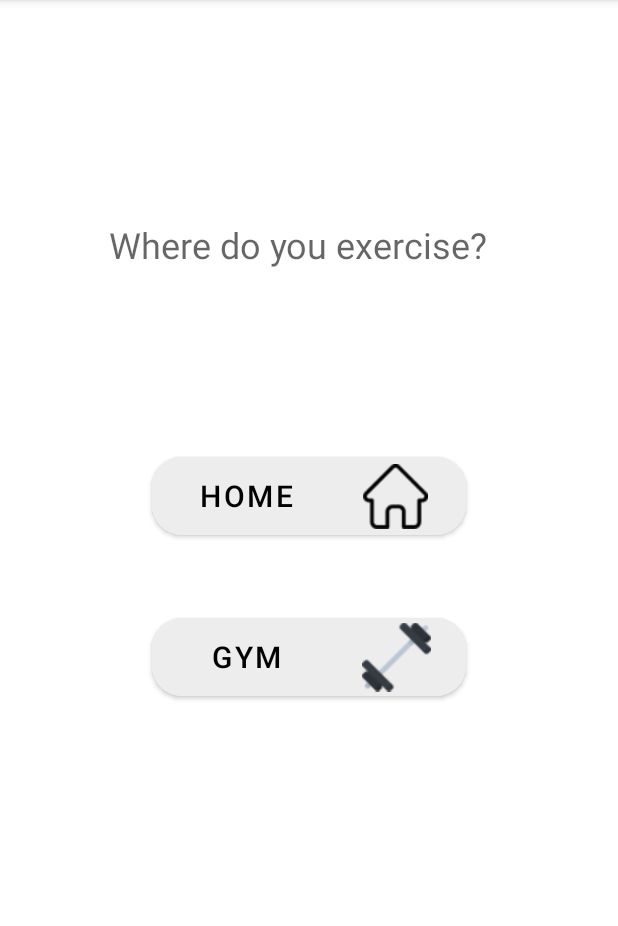
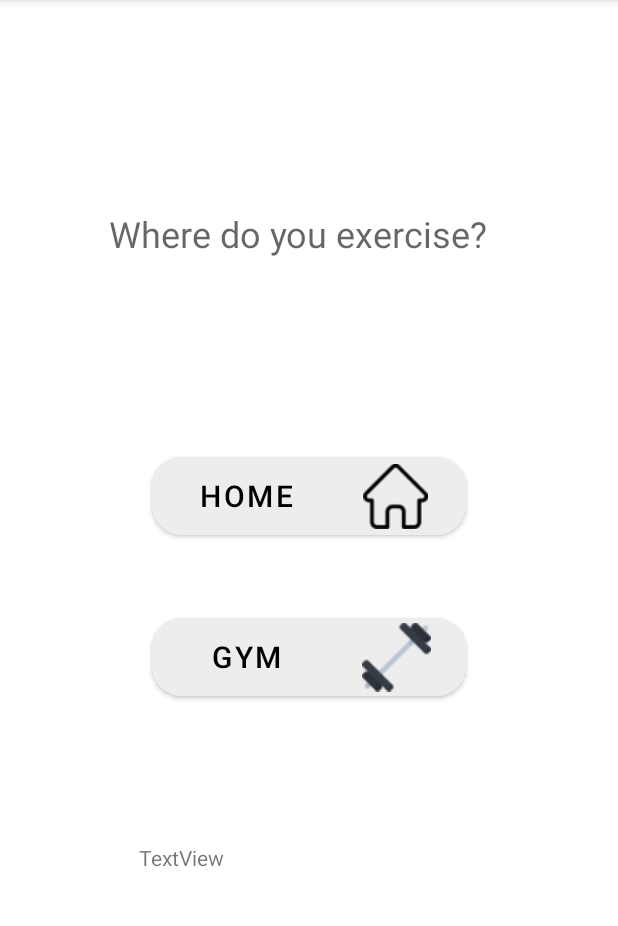
Before and after one commit to shahadd9/Smart-PT, an Android app: the TrainingPlace screen opened directly, with no data from a screen before it, on a phone screen of 412 x 824 dp, the part 84-1010 px from its top. Run offline under Robolectric (Android 15) with nearby library versions, the light colour scheme and no system bars.

Commit message:
new commit

```diff
--- a/app/src/main/AndroidManifest.xml
+++ b/app/src/main/AndroidManifest.xml
@@ -31,10 +31,11 @@
             android:name=".FitnessLevel"
             android:exported="true"
             android:parentActivityName=".Goal" />
+
         <activity
             android:name=".Goal"
             android:exported="true"
-            android:parentActivityName=".Loading">
+          >
             <intent-filter>
                 <action android:name="android.intent.action.MAIN" />
 
--- a/app/src/main/java/com/example/smartpt/TrainingPlace.java
+++ b/app/src/main/java/com/example/smartpt/TrainingPlace.java
@@ -6,21 +6,32 @@ import android.content.Intent;
 import android.os.Bundle;
 import android.view.View;
 import android.widget.Button;
+import android.widget.TextView;
+
+import java.util.ArrayList;
 
 public class TrainingPlace extends AppCompatActivity {
-    Button home;
-    Button gym;
+    private Button home;
+    private Button gym;
+    private int place;  //0 for home 1 for gym
+    private String level;
+    private ArrayList<String> goal;
+    private ArrayList<String> tDays;
     @Override
     protected void onCreate(Bundle savedInstanceState) {
         super.onCreate(savedInstanceState);
         setContentView(R.layout.activity_training_place);
-
+        place=0;
         home = findViewById(R.id.homeBtn);
         gym= findViewById(R.id.gymBtn);
+        level= getIntent().getStringExtra("level");
+        goal=getIntent().getStringArrayListExtra("goal");
+        tDays=getIntent().getStringArrayListExtra("tDays");
 
         home.setOnClickListener(new View.OnClickListener() {
             @Override
-            public void onClick(View view) {
+            public void onClick(View view)  {
+                place=0;
                 goEqupment2();
             }
         });
@@ -28,6 +39,8 @@ public class TrainingPlace extends AppCompatActivity {
         gym.setOnClickListener(new View.OnClickListener() {
             @Override
             public void onClick(View view) {
+
+                place=1;
                 goEqupment2();
             }
         });
@@ -35,6 +48,10 @@ public class TrainingPlace extends AppCompatActivity {
 
     public void goEqupment2(){
         Intent intent= new Intent(this, Equipment.class);
+        intent.putExtra("tDays",tDays);
+        intent.putExtra("goal",goal);
+        intent.putExtra("level",level);
+        intent.putExtra("place",place);
         startActivity(intent);
     }
 }
--- a/app/src/main/res/anim/rotate.xml
+++ b/app/src/main/res/anim/rotate.xml
@@ -9,7 +9,10 @@
         android:toDegrees="360"
         android:pivotX="50%"
         android:pivotY="50%"
-        android:duration="8000"
+        android:duration="2000"
+        android:repeatMode="restart"
+        android:repeatCount="infinite"
+
 
 
         />
--- a/app/src/main/res/layout/activity_load_pa.xml
+++ b/app/src/main/res/layout/activity_load_pa.xml
@@ -13,10 +13,10 @@
         android:layout_height="149dp"
         app:layout_constraintBottom_toBottomOf="parent"
         app:layout_constraintEnd_toEndOf="parent"
-        app:layout_constraintHorizontal_bias="0.498"
+        app:layout_constraintHorizontal_bias="0.455"
         app:layout_constraintStart_toStartOf="parent"
         app:layout_constraintTop_toTopOf="parent"
-        app:layout_constraintVertical_bias="0.561"
+        app:layout_constraintVertical_bias="0.558"
         app:srcCompat="@drawable/logo1" />
 
     <TextView
--- a/app/src/main/res/layout/activity_training_place.xml
+++ b/app/src/main/res/layout/activity_training_place.xml
@@ -9,11 +9,13 @@
     <TextView
         android:id="@+id/exPId"
         android:layout_width="290dp"
-        android:layout_height="43dp"
+        android:layout_height="0dp"
+        android:layout_marginTop="139dp"
+        android:layout_marginBottom="352dp"
         android:text="Where do you exercise?  "
         android:textAppearance="@style/TextAppearance.AppCompat.Medium"
         android:textSize="24dp"
-        app:layout_constraintBottom_toBottomOf="parent"
+        app:layout_constraintBottom_toTopOf="@+id/textView2"
         app:layout_constraintEnd_toEndOf="parent"
         app:layout_constraintHorizontal_bias="0.595"
         app:layout_constraintStart_toStartOf="parent"
@@ -28,8 +30,8 @@
         android:paddingEnd="100dp"
         android:text="Home"
         android:textColor="#000000"
+        android:textSize="20dp"
         app:cornerRadius="20dp"
-        android:textSize="20dp"
         app:layout_constraintBottom_toBottomOf="parent"
         app:layout_constraintEnd_toEndOf="parent"
         app:layout_constraintStart_toStartOf="parent"
@@ -77,4 +79,15 @@
         app:layout_constraintTop_toTopOf="@+id/gymBtn"
         app:srcCompat="@drawable/dumbbellicon" />
 
+    <TextView
+        android:id="@+id/textView2"
+        android:layout_width="227dp"
+        android:layout_height="0dp"
+        android:layout_marginBottom="135dp"
+        android:text="TextView"
+        app:layout_constraintBottom_toBottomOf="parent"
+        app:layout_constraintEnd_toEndOf="parent"
+        app:layout_constraintStart_toStartOf="parent"
+        app:layout_constraintTop_toBottomOf="@+id/exPId" />
+
 </androidx.constraintlayout.widget.ConstraintLayout>
```
Also changed, not shown: app/src/main/java/com/example/smartpt/Equipment.java (+19 -4 lines), app/src/main/java/com/example/smartpt/FitnessLevel.java (+12 -8 lines), app/src/main/java/com/example/smartpt/Goal.java (+21 -20 lines), app/src/main/java/com/example/smartpt/LoadPa.java (+56 -4 lines), app/src/main/java/com/example/smartpt/TrainingDays.java (+11 -7 lines).
